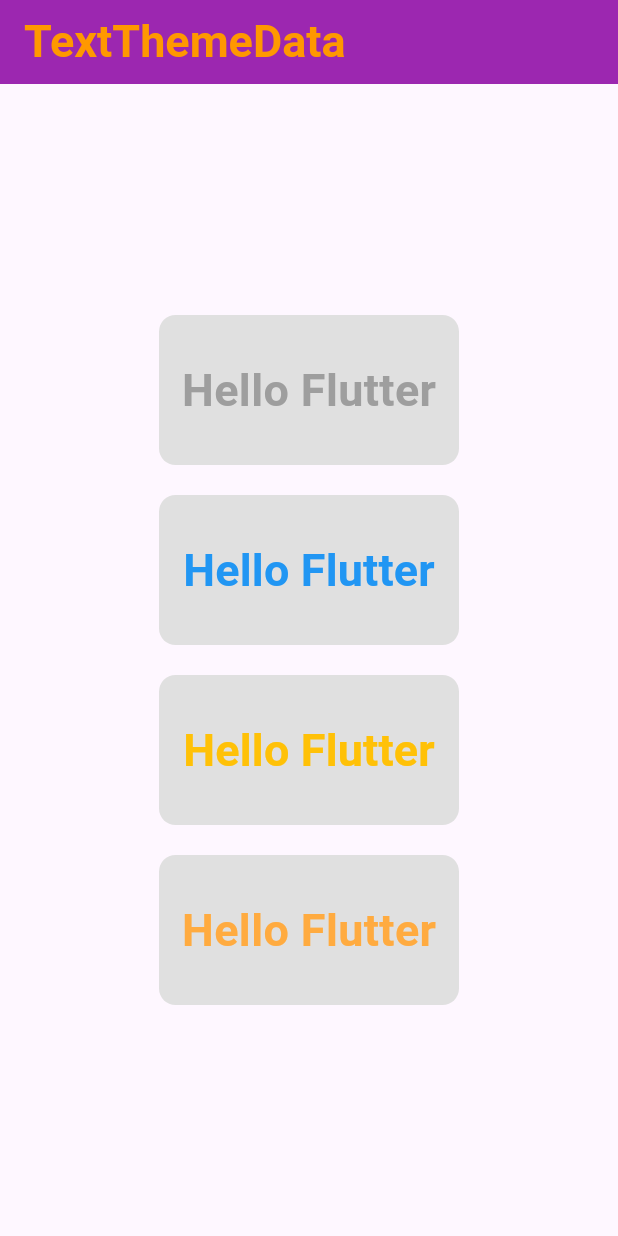
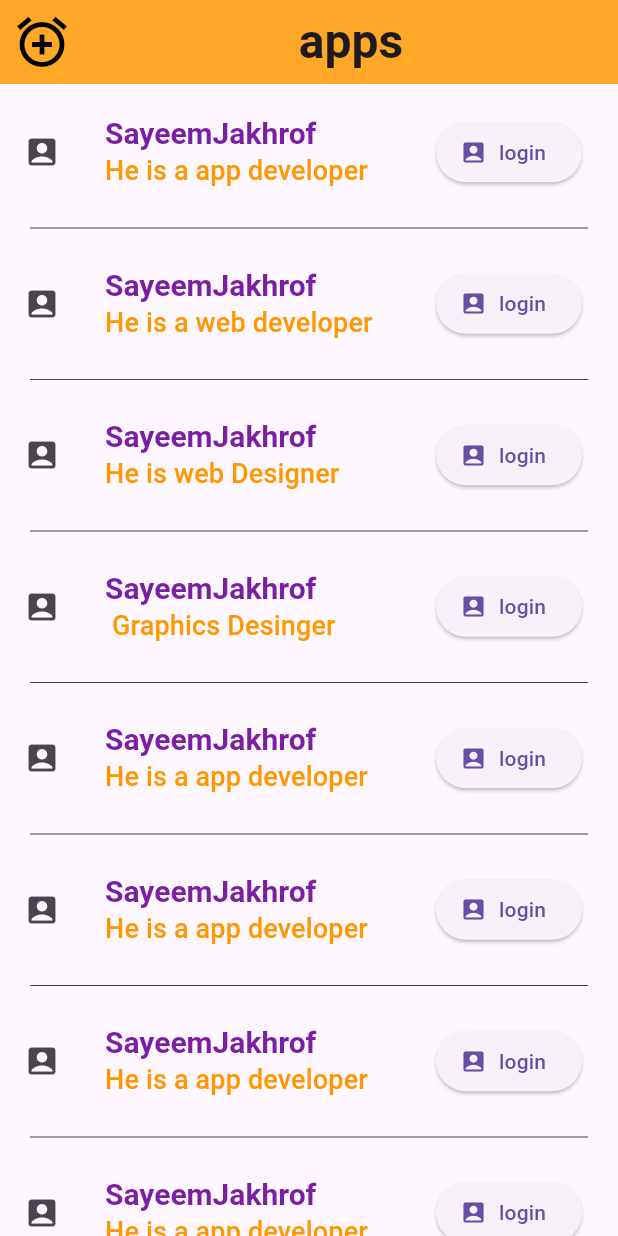
Before and after one commit to sayeemjakhrof/newapps, a Flutter app: the screen it shows after launch, on a phone screen of 412 x 824 dp. Run offline on Flutter 3.47's test engine with Material 3 defaults, Android fonts, the phone set to English and light mode, and no system bars.

Commit message:
first apps
Signed-off-by: sayeemjakhrof <47790968+sayeemjakhrof@users.noreply.github.com>

```diff
--- a/lib/main.dart
+++ b/lib/main.dart
@@ -1,99 +1,176 @@
 import 'package:flutter/cupertino.dart';
 import 'package:flutter/material.dart';
-import 'package:newapps/ui/ui.dart';
 
 void main(){
-  runApp(MyApps());
+  runApp(const Myapps());
 }
 
-class MyApps extends StatelessWidget {
-  MyApps({super.key});
+class Myapps extends StatelessWidget{
+ const Myapps({super.key});
   @override
   Widget build(BuildContext context){
     return MaterialApp(
       debugShowCheckedModeBanner: false,
-      title: 'class defination',
+      title: 'ListTilel',
       theme: ThemeData(
         primarySwatch: Colors.blue,
+        appBarTheme: AppBarTheme(color: Colors.orange.shade400),
         textTheme: TextTheme(
-          titleLarge: TextStyle(color: Colors.orange, fontWeight: FontWeight.bold, fontSize: 30),
-          titleSmall: TextStyle(color: Colors.purple, fontWeight: FontWeight.bold, fontSize: 20),
+          titleLarge: TextStyle(color: Colors.purple.shade700, fontWeight: FontWeight.bold, fontSize: 20,),
+          titleSmall: TextStyle(color: Colors.orange, fontWeight: FontWeight.w500, fontSize: 18),
         ),
       ),
-      home: TextThemeData(),
+      home: NewApps(),
     );
   }
 }
 
-class TextThemeData extends StatelessWidget {
-  TextThemeData({super.key});
-
+class NewApps extends StatelessWidget{
+  NewApps({super.key});
   @override
-  Widget build(BuildContext context) {
+  Widget build(BuildContext context){
     return Scaffold(
       appBar: AppBar(
-        backgroundColor: Colors.purple,
-        title: Text('TextThemeData', style: Theme.of(context).textTheme.titleLarge),
+        leading: Icon(Icons.add_alarm, size: 40, color: Colors.black,),
+        title: Center(child: Text('apps',style: TextStyle(fontSize: 32, fontWeight: FontWeight.bold,),)),
       ),
-          body: Column(
-            mainAxisAlignment: MainAxisAlignment.center,
+      body: Scrollbar(
+        radius: Radius.circular(10),
+        child: ListView(
           children: [
-              Center(
-                child: Container(
-                  decoration: BoxDecoration(
-                    color: Colors.grey.shade300,
-                    borderRadius: BorderRadius.circular(11),
+            ListTile(
+              leading: Icon(Icons.account_box),
+              title: Text('SayeemJakhrof', style: Theme.of(context).textTheme.titleLarge,),
+              subtitle: Text('He is a app developer', style: Theme.of(context).textTheme.titleSmall,),
+              trailing: ElevatedButton.icon(onPressed: (){}, icon: Icon(Icons.account_box,), label: Text('login')),
+              onTap: (){ print('login');},
+              minVerticalPadding: 20,
+              //focusColor: Colors.black,
+              titleAlignment: ListTileTitleAlignment.center,
+              horizontalTitleGap: 30,
             ),
-                  height: 100,
-                    width: 200,
-                    child: Center(
-                        child: Text('Hello Flutter', style: TxtSize11(fontWeight: FontWeight.bold, textColor: Colors.grey),),
+            Divider(height: 10, color: Colors.black,
+              thickness: .5,
+              endIndent: 20,
+              indent: 20,),
+            ListTile(
+              leading: Icon(Icons.account_box),
+              title: Text('SayeemJakhrof', style: Theme.of(context).textTheme.titleLarge,),
+              subtitle: Text('He is a web developer', style: Theme.of(context).textTheme.titleSmall,),
+              trailing: ElevatedButton.icon(onPressed: (){}, icon: Icon(Icons.account_box,), label: Text('login')),
+              onTap: (){ print('login');},
+              minVerticalPadding: 20,
+              //focusColor: Colors.black,
+              titleAlignment: ListTileTitleAlignment.center,
+              horizontalTitleGap: 30,
             ),
+            Divider(height: 10, color: Colors.black,
+              thickness: .5,
+              endIndent: 20,
+              indent: 20,),
+            ListTile(
+              leading: Icon(Icons.account_box),
+              title: Text('SayeemJakhrof', style: Theme.of(context).textTheme.titleLarge,),
+              subtitle: Text('He is web Designer', style: Theme.of(context).textTheme.titleSmall,),
+              trailing: ElevatedButton.icon(onPressed: (){}, icon: Icon(Icons.account_box,), label: Text('login')),
+              onTap: (){ print('login');},
+              minVerticalPadding: 20,
+              //focusColor: Colors.black,
+              titleAlignment: ListTileTitleAlignment.center,
+              horizontalTitleGap: 30,
             ),
+            Divider(height: 10, color: Colors.black,
+              thickness: .5,
+              endIndent: 20,
+              indent: 20,),
+            ListTile(
+              leading: Icon(Icons.account_box),
+              title: Text('SayeemJakhrof', style: Theme.of(context).textTheme.titleLarge,),
+              subtitle: Text(' Graphics Desinger', style: Theme.of(context).textTheme.titleSmall,),
+              trailing: ElevatedButton.icon(onPressed: (){}, icon: Icon(Icons.account_box,), label: Text('login')),
+              onTap: (){ print('login');},
+              minVerticalPadding: 20,
+              //focusColor: Colors.black,
+              titleAlignment: ListTileTitleAlignment.center,
+              horizontalTitleGap: 30,
             ),
-              SizedBox(height: 20,),
-              Center(
-                child: Container(
-                  decoration: BoxDecoration(
-                    color: Colors.grey.shade300,
-                    borderRadius: BorderRadius.circular(11),
+            Divider(height: 10, color: Colors.black,
+              thickness: .5,
+              endIndent: 20,
+              indent: 20,),
+            ListTile(
+              leading: Icon(Icons.account_box),
+              title: Text('SayeemJakhrof', style: Theme.of(context).textTheme.titleLarge,),
+              subtitle: Text('He is a app developer', style: Theme.of(context).textTheme.titleSmall,),
+              trailing: ElevatedButton.icon(onPressed: (){}, icon: Icon(Icons.account_box,), label: Text('login')),
+              onTap: (){ print('login');},
+              minVerticalPadding: 20,
+              //focusColor: Colors.black,
+              titleAlignment: ListTileTitleAlignment.center,
+              horizontalTitleGap: 30,
             ),
-                  height: 100,
-                    width: 200,
-                    child: Center(
-                        child: Text('Hello Flutter',style: Theme.of(context).textTheme.titleSmall!.copyWith(color: Colors.blue, fontSize: 30),),
+            Divider(height: 10, color: Colors.black,
+            thickness: .5,
+            endIndent: 20,
+            indent: 20,),
+            ListTile(
+              leading: Icon(Icons.account_box),
+              title: Text('SayeemJakhrof', style: Theme.of(context).textTheme.titleLarge,),
+              subtitle: Text('He is a app developer', style: Theme.of(context).textTheme.titleSmall,),
+              trailing: ElevatedButton.icon(onPressed: (){}, icon: Icon(Icons.account_box,), label: Text('login')),
+              onTap: (){ print('login');},
+              minVerticalPadding: 20,
+              //focusColor: Colors.black,
+              titleAlignment: ListTileTitleAlignment.center,
+              horizontalTitleGap: 30,
             ),
+            Divider(height: 10, color: Colors.black,
+              thickness: .5,
+              endIndent: 20,
+              indent: 20,),
+            ListTile(
+              leading: Icon(Icons.account_box),
+              title: Text('SayeemJakhrof', style: Theme.of(context).textTheme.titleLarge,),
+              subtitle: Text('He is a app developer', style: Theme.of(context).textTheme.titleSmall,),
+              trailing: ElevatedButton.icon(onPressed: (){}, icon: Icon(Icons.account_box,), label: Text('login')),
+              onTap: (){ print('login');},
+              minVerticalPadding: 20,
+              //focusColor: Colors.black,
+              titleAlignment: ListTileTitleAlignment.center,
+              horizontalTitleGap: 30,
             ),
+            Divider(height: 10, color: Colors.black,
+              thickness: .5,
+              endIndent: 20,
+              indent: 20,),
+            ListTile(
+              leading: Icon(Icons.account_box),
+              title: Text('SayeemJakhrof', style: Theme.of(context).textTheme.titleLarge,),
+              subtitle: Text('He is a app developer', style: Theme.of(context).textTheme.titleSmall,),
+              trailing: ElevatedButton.icon(onPressed: (){}, icon: Icon(Icons.account_box,), label: Text('login')),
+              onTap: (){ print('login');},
+              minVerticalPadding: 20,
+              //focusColor: Colors.black,
+              titleAlignment: ListTileTitleAlignment.center,
+              horizontalTitleGap: 30,
             ),
-              SizedBox(height: 20,),
-              Center(
-                child: Container(
-                  decoration: BoxDecoration(
-                    color: Colors.grey.shade300,
-                    borderRadius: BorderRadius.circular(11),
-                  ),
-                  height: 100,
-                    width: 200,
-                    child: Center(
-                        child: Text('Hello Flutter', style: Theme.of(context).textTheme.titleSmall!.copyWith(color: Colors.amber, fontSize: 30),),
-                    ),
-                ),
-              ),
-              SizedBox(height: 20,),
-              Center(
-                child: Container(
-                  decoration: BoxDecoration(
-                    color: Colors.grey.shade300,
-                    borderRadius: BorderRadius.circular(11),
-                  ),
-                  height: 100,
-                    width: 200,
-                    child: Center(
-                        child: Text('Hello Flutter', style: TxtSize11(fontSize: 30, fontWeight: FontWeight.bold, textColor: Colors.orangeAccent),)
-                    ),
-                ),
+            Divider(height: 10, color: Colors.black,
+              thickness: .5,
+              endIndent: 20,
+              indent: 20,),
+            ListTile(
+              leading: Icon(Icons.account_box),
+              title: Text('SayeemJakhrof', style: Theme.of(context).textTheme.titleLarge,),
+              subtitle: Text('He is a app developer', style: Theme.of(context).textTheme.titleSmall,),
+              trailing: ElevatedButton.icon(onPressed: (){}, icon: Icon(Icons.account_box,), label: Text('login')),
+              onTap: (){ print('login');},
+              minVerticalPadding: 20,
+              //focusColor: Colors.black,
+              titleAlignment: ListTileTitleAlignment.center,
+              horizontalTitleGap: 30,
             ),
           ],
+        ),
       ),
     );
   }
```
Lines whose indentation alone changed are shown as unchanged.
